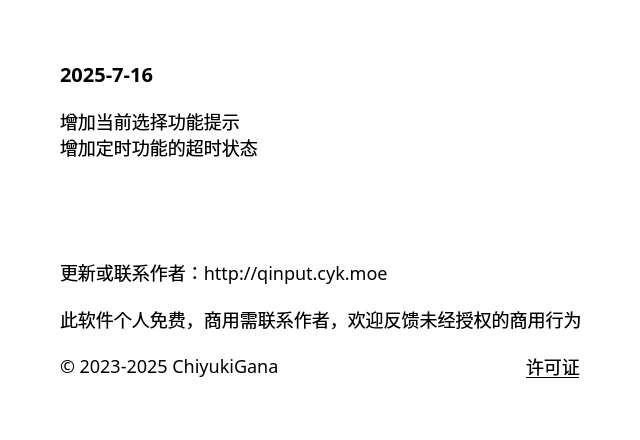
Before: the Qt Designer form source/ui/AboutUi.ui in ChiyukiGana/Quickinput, drawn with Qt 5.
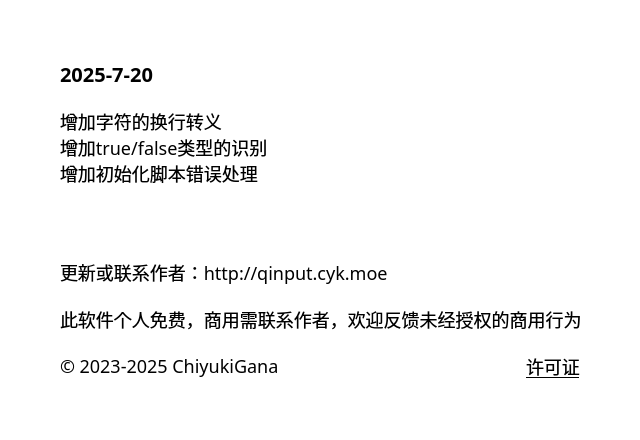
After: the same form once the commit is applied.

```diff
--- a/source/ui/AboutUi.ui
+++ b/source/ui/AboutUi.ui
@@ -90,7 +90,7 @@
          <string notr="true">font-size:20px</string>
         </property>
         <property name="text">
-         <string>2025-7-16</string>
+         <string>2025-7-20</string>
         </property>
         <property name="textFormat">
          <enum>Qt::TextFormat::PlainText</enum>
@@ -106,8 +106,9 @@
          </sizepolicy>
         </property>
         <property name="text">
-         <string>增加当前选择功能提示
-增加定时功能的超时状态</string>
+         <string>增加字符的换行转义
+增加true/false类型的识别
+增加初始化脚本错误处理</string>
         </property>
         <property name="textFormat">
          <enum>Qt::TextFormat::PlainText</enum>
```
